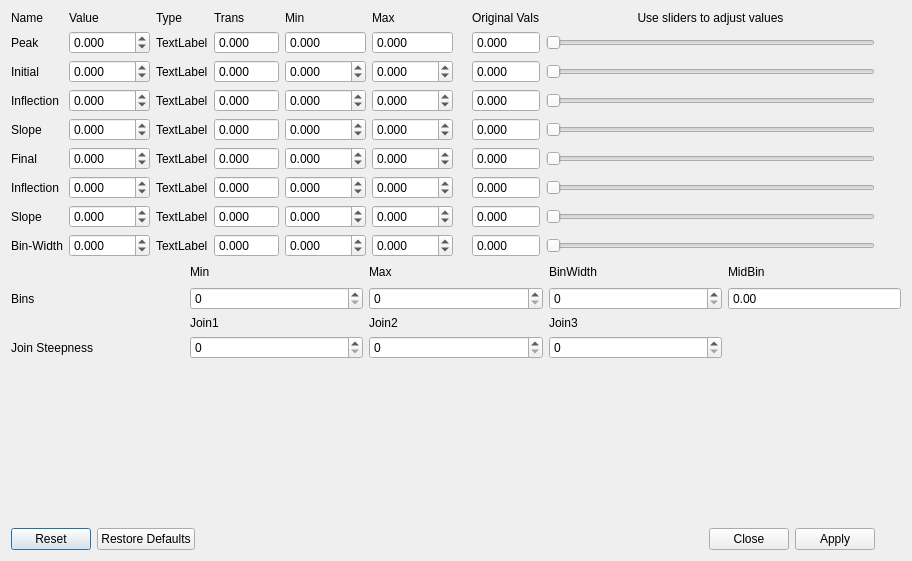
Before: the Qt Designer form src/equationdialog.ui in nmfs-ost/ss3-ssi, drawn with Qt 5.
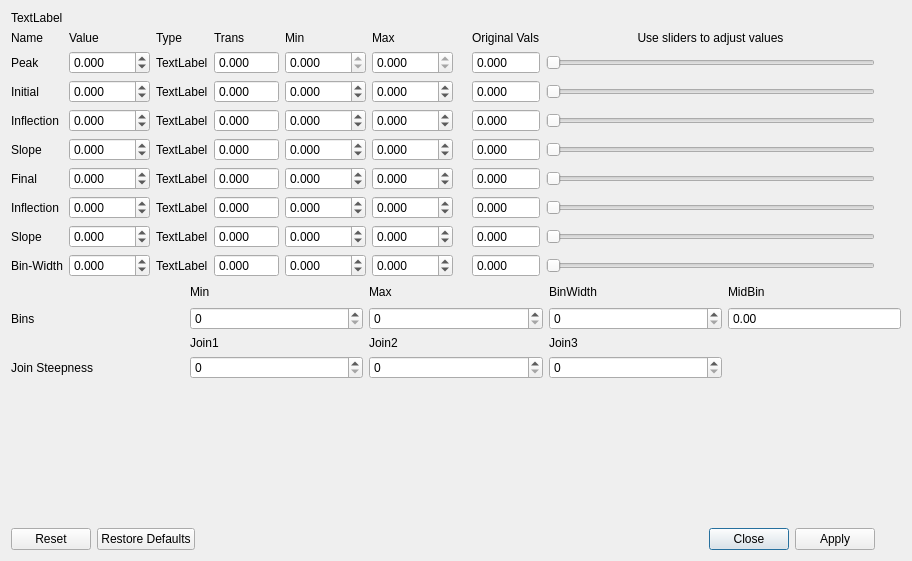
After: the same form once the commit is applied.

```diff
--- a/src/equationdialog.ui
+++ b/src/equationdialog.ui
@@ -14,7 +14,36 @@
    <string>Dialog</string>
   </property>
   <layout class="QGridLayout" name="gridLayout_2">
-   <item row="0" column="0">
+   <item row="3" column="0">
+    <widget class="QDialogButtonBox" name="buttonBox">
+     <property name="orientation">
+      <enum>Qt::Horizontal</enum>
+     </property>
+     <property name="standardButtons">
+      <set>QDialogButtonBox::Apply|QDialogButtonBox::Close|QDialogButtonBox::Reset|QDialogButtonBox::RestoreDefaults</set>
+     </property>
+     <property name="centerButtons">
+      <bool>false</bool>
+     </property>
+    </widget>
+   </item>
+   <item row="1" column="1">
+    <spacer name="horizontalSpacer_2">
+     <property name="orientation">
+      <enum>Qt::Horizontal</enum>
+     </property>
+     <property name="sizeType">
+      <enum>QSizePolicy::Minimum</enum>
+     </property>
+     <property name="sizeHint" stdset="0">
+      <size>
+       <width>20</width>
+       <height>18</height>
+      </size>
+     </property>
+    </spacer>
+   </item>
+   <item row="1" column="0">
     <layout class="QGridLayout" name="gridLayout_sliders">
      <item row="4" column="1">
       <widget class="QDoubleSpinBox" name="doubleSpinBox_4_value">
@@ -87,7 +116,7 @@
         <bool>true</bool>
        </property>
        <property name="buttonSymbols">
-        <enum>QAbstractSpinBox::NoButtons</enum>
+        <enum>QAbstractSpinBox::UpDownArrows</enum>
        </property>
        <property name="decimals">
         <number>3</number>
@@ -119,7 +148,7 @@
         <bool>true</bool>
        </property>
        <property name="buttonSymbols">
-        <enum>QAbstractSpinBox::NoButtons</enum>
+        <enum>QAbstractSpinBox::UpDownArrows</enum>
        </property>
        <property name="decimals">
         <number>3</number>
@@ -901,33 +930,7 @@
      </item>
     </layout>
    </item>
-   <item row="2" column="0">
-    <widget class="QDialogButtonBox" name="buttonBox">
-     <property name="orientation">
-      <enum>Qt::Horizontal</enum>
-     </property>
-     <property name="standardButtons">
-      <set>QDialogButtonBox::Apply|QDialogButtonBox::Close|QDialogButtonBox::Reset|QDialogButtonBox::RestoreDefaults</set>
-     </property>
-    </widget>
-   </item>
-   <item row="0" column="1">
-    <spacer name="horizontalSpacer_2">
-     <property name="orientation">
-      <enum>Qt::Horizontal</enum>
-     </property>
-     <property name="sizeType">
-      <enum>QSizePolicy::Minimum</enum>
-     </property>
-     <property name="sizeHint" stdset="0">
-      <size>
-       <width>20</width>
-       <height>18</height>
-      </size>
-     </property>
-    </spacer>
-   </item>
-   <item row="1" column="0" colspan="2">
+   <item row="2" column="0" colspan="2">
     <layout class="QGridLayout" name="gridLayout">
      <item row="0" column="0">
       <layout class="QGridLayout" name="gridLayout_values">
@@ -1066,6 +1069,17 @@
      </item>
     </layout>
    </item>
+   <item row="0" column="0">
+    <layout class="QHBoxLayout" name="horizontalLayout_title">
+     <item>
+      <widget class="QLabel" name="label_title">
+       <property name="text">
+        <string>TextLabel</string>
+       </property>
+      </widget>
+     </item>
+    </layout>
+   </item>
   </layout>
  </widget>
  <resources/>
```
